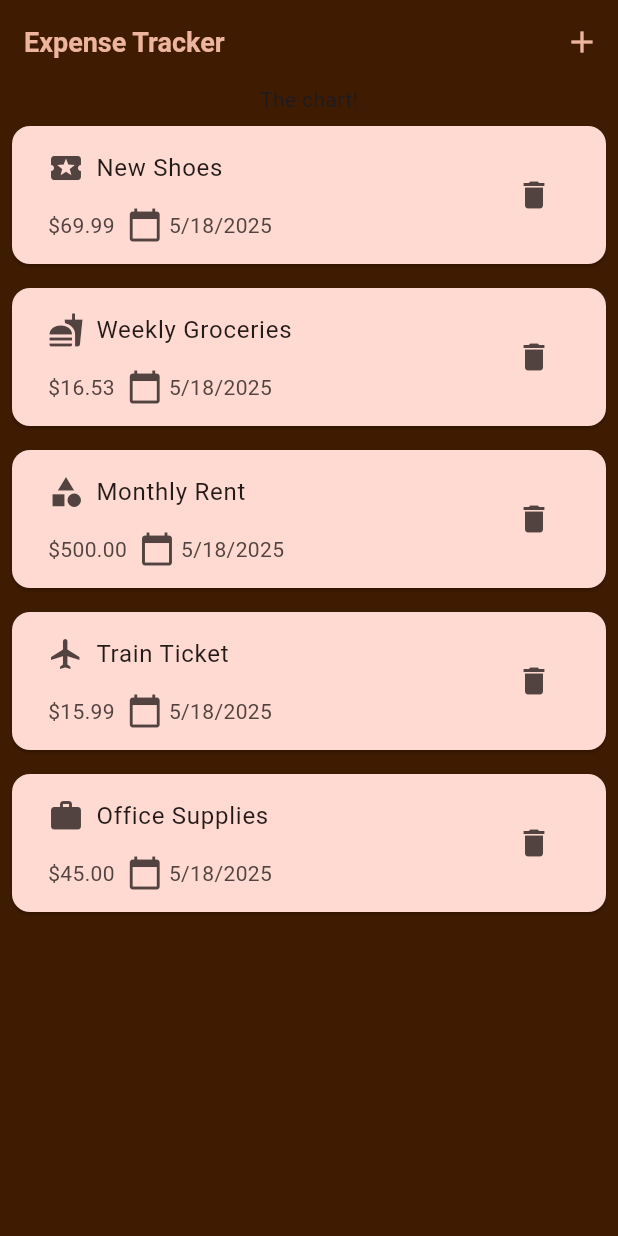
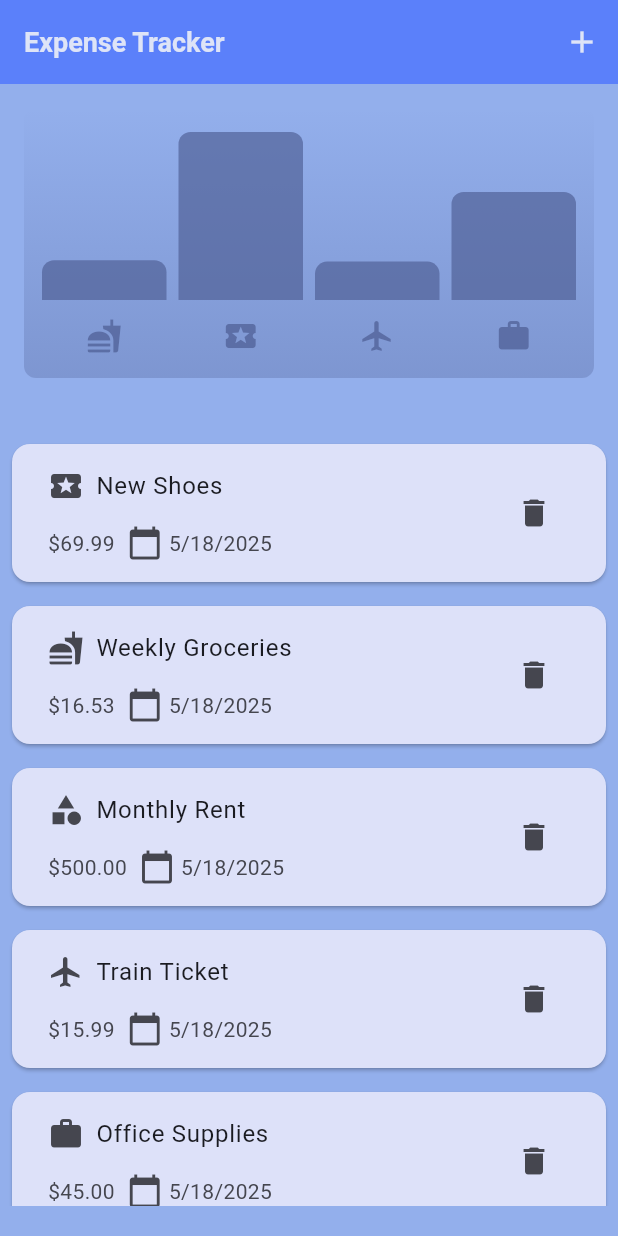
Before and after one commit to mhdrezaei/expense-tracker-flutter, a Flutter app: the screen it shows after launch, on a phone screen of 412 x 824 dp. Run offline on Flutter 3.47's test engine with Material 3 defaults, Android fonts, the phone set to English and light mode, and no system bars.

Commit message:
add chart

```diff
--- a/lib/main.dart
+++ b/lib/main.dart
@@ -2,10 +2,11 @@ import 'package:expense_tracker/widget/expenses.dart';
 import 'package:flutter/material.dart';
 
 var kColorScheme = ColorScheme.fromSeed(
-  seedColor: const Color.fromARGB(255, 194, 114, 94),
+  seedColor: const Color.fromARGB(255, 133, 161, 255),
 );
 var kDarkColorScheme = ColorScheme.fromSeed(
   seedColor: const Color.fromARGB(255, 233, 50, 4),
+  brightness: Brightness.dark,
 );
 void main() {
   runApp(
@@ -16,7 +17,7 @@ void main() {
       ),
       theme: ThemeData().copyWith(
         useMaterial3: true,
-        scaffoldBackgroundColor: const Color.fromARGB(255, 63, 27, 1),
+        scaffoldBackgroundColor: const Color.fromARGB(255, 147, 175, 236),
         colorScheme: kColorScheme,
         appBarTheme: AppBarTheme().copyWith(
           backgroundColor: kColorScheme.onPrimary,
@@ -29,6 +30,7 @@ void main() {
         elevatedButtonTheme: ElevatedButtonThemeData(
           style: ElevatedButton.styleFrom(
             backgroundColor: kColorScheme.primaryContainer,
+            foregroundColor: kColorScheme.onPrimaryContainer,
           ),
         ),
         textTheme: ThemeData().textTheme.copyWith(
--- a/lib/models/expense.dart
+++ b/lib/models/expense.dart
@@ -36,3 +36,41 @@ class Expense {
     return '\$${amount.toStringAsFixed(2)}';
   }
 }
+
+class ExpenseBucket {
+  const ExpenseBucket({required this.expenses, required this.category});
+
+  ExpenseBucket.forCategory(List<Expense> allExpenses, this.category)
+    : expenses =
+          allExpenses.where((expense) => expense.category == category).toList();
+  final List<Expense> expenses;
+  final Category category;
+
+  double get totalExpenses {
+    double total = 0;
+    for (final expense in expenses) {
+      total += expense.amount;
+    }
+    return total;
+  }
+}
+
+class ExpenseBucketList {
+  ExpenseBucketList({required this.expenses});
+  final List<Expense> expenses;
+
+  List<ExpenseBucket> get buckets {
+    final Map<Category, List<Expense>> bucketMap = {};
+    for (final expense in expenses) {
+      if (bucketMap[expense.category] == null) {
+        bucketMap[expense.category] = [];
+      }
+      bucketMap[expense.category]!.add(expense);
+    }
+    return bucketMap.entries
+        .map(
+          (entry) => ExpenseBucket(expenses: entry.value, category: entry.key),
+        )
+        .toList();
+  }
+}
--- /dev/null
+++ b/lib/widget/chart/chart.dart
@@ -0,0 +1,94 @@
+import 'package:flutter/material.dart';
+
+import 'package:expense_tracker/widget/chart/chart_bar.dart';
+import 'package:expense_tracker/models/expense.dart';
+
+class Chart extends StatelessWidget {
+  const Chart({super.key, required this.expenses});
+
+  final List<Expense> expenses;
+
+  List<ExpenseBucket> get buckets {
+    return [
+      ExpenseBucket.forCategory(expenses, Category.food),
+      ExpenseBucket.forCategory(expenses, Category.leisure),
+      ExpenseBucket.forCategory(expenses, Category.travel),
+      ExpenseBucket.forCategory(expenses, Category.work),
+    ];
+  }
+
+  double get maxTotalExpense {
+    double maxTotalExpense = 0;
+
+    for (final bucket in buckets) {
+      if (bucket.totalExpenses > maxTotalExpense) {
+        maxTotalExpense = bucket.totalExpenses;
+      }
+    }
+
+    return maxTotalExpense;
+  }
+
+  @override
+  Widget build(BuildContext context) {
+    final isDarkMode =
+        MediaQuery.of(context).platformBrightness == Brightness.dark;
+    return Container(
+      margin: const EdgeInsets.all(16),
+      padding: const EdgeInsets.symmetric(vertical: 16, horizontal: 8),
+      width: double.infinity,
+      height: 180,
+      decoration: BoxDecoration(
+        borderRadius: BorderRadius.circular(8),
+        gradient: LinearGradient(
+          colors: [
+            Theme.of(context).colorScheme.primary.withOpacity(0.3),
+            Theme.of(context).colorScheme.primary.withOpacity(0.0),
+          ],
+          begin: Alignment.bottomCenter,
+          end: Alignment.topCenter,
+        ),
+      ),
+      child: Column(
+        children: [
+          Expanded(
+            child: Row(
+              crossAxisAlignment: CrossAxisAlignment.end,
+              children: [
+                for (final bucket in buckets) // alternative to map()
+                  ChartBar(
+                    fill:
+                        bucket.totalExpenses == 0
+                            ? 0
+                            : bucket.totalExpenses / maxTotalExpense,
+                  ),
+              ],
+            ),
+          ),
+          const SizedBox(height: 12),
+          Row(
+            children:
+                buckets
+                    .map(
+                      (bucket) => Expanded(
+                        child: Padding(
+                          padding: const EdgeInsets.symmetric(horizontal: 4),
+                          child: Icon(
+                            categoryIcons[bucket.category],
+                            color:
+                                isDarkMode
+                                    ? Theme.of(context).colorScheme.secondary
+                                    : Theme.of(
+                                      context,
+                                    ).colorScheme.primary.withOpacity(0.7),
+                          ),
+                        ),
+                      ),
+                    )
+                    .toList(),
+          ),
+        ],
+      ),
+    );
+  }
+}
--- /dev/null
+++ b/lib/widget/chart/chart_bar.dart
@@ -0,0 +1,33 @@
+import 'package:flutter/material.dart';
+
+class ChartBar extends StatelessWidget {
+  const ChartBar({super.key, required this.fill});
+
+  final double fill;
+
+  @override
+  Widget build(BuildContext context) {
+    final isDarkMode =
+        MediaQuery.of(context).platformBrightness == Brightness.dark;
+    return Expanded(
+      child: Padding(
+        padding: const EdgeInsets.symmetric(horizontal: 4),
+        child: FractionallySizedBox(
+          heightFactor: fill,
+          child: DecoratedBox(
+            decoration: BoxDecoration(
+              shape: BoxShape.rectangle,
+              borderRadius: const BorderRadius.vertical(
+                top: Radius.circular(8),
+              ),
+              color:
+                  isDarkMode
+                      ? Theme.of(context).colorScheme.secondary
+                      : Theme.of(context).colorScheme.primary.withOpacity(0.65),
+            ),
+          ),
+        ),
+      ),
+    );
+  }
+}
--- a/lib/widget/expenses.dart
+++ b/lib/widget/expenses.dart
@@ -1,3 +1,4 @@
+import 'package:expense_tracker/widget/chart/chart.dart';
 import 'package:expense_tracker/widget/expenses_list/expenses_list.dart';
 import 'package:expense_tracker/models/expense.dart';
 import 'package:expense_tracker/widget/new_expense.dart';
@@ -91,8 +92,8 @@ class _ExpensesState extends State<Expenses> {
     return Scaffold(
       appBar: AppBar(
         title: const Text('Expense Tracker'),
-        foregroundColor: Color.fromARGB(255, 238, 181, 157),
-        backgroundColor: Color.fromARGB(255, 63, 27, 1),
+        foregroundColor: Color.fromARGB(255, 222, 228, 247),
+        backgroundColor: Color.fromARGB(255, 91, 128, 250),
         actions: [
           IconButton(
             icon: const Icon(Icons.add),
@@ -103,7 +104,8 @@ class _ExpensesState extends State<Expenses> {
       body: Column(
         mainAxisAlignment: MainAxisAlignment.center,
         children: [
-          const Text('The chart!'),
+          Chart(expenses: _registeredExpenses),
+          const SizedBox(height: 20),
           Expanded(child: mainContent),
           const SizedBox(height: 20),
         ],
--- a/lib/widget/new_expense.dart
+++ b/lib/widget/new_expense.dart
@@ -1,3 +1,4 @@
+import 'package:flutter/cupertino.dart';
 import 'package:flutter/material.dart';
 import 'package:intl/intl.dart';
 import 'package:expense_tracker/models/expense.dart';
@@ -43,7 +44,7 @@ class _NewExpenseState extends State<NewExpense> {
       showDialog(
         context: context,
         builder:
-            (ctx) => AlertDialog(
+            (ctx) => CupertinoAlertDialog(
               title: const Text('Invalid input'),
               content: const Text('please enter valid data'),
               actions: [
@@ -79,11 +80,12 @@ class _NewExpenseState extends State<NewExpense> {
   @override
   Widget build(BuildContext context) {
     return Padding(
-      padding: const EdgeInsets.all(16),
+      padding: const EdgeInsets.symmetric(horizontal: 16, vertical: 40),
       child: SizedBox(
-        height: 300,
+        height: double.infinity,
         child: Column(
-          mainAxisAlignment: MainAxisAlignment.spaceAround,
+          spacing: 16,
+          // mainAxisAlignment: MainAxisAlignment.spaceAround,
           children: [
             TextField(
               controller: _titleController,
```
